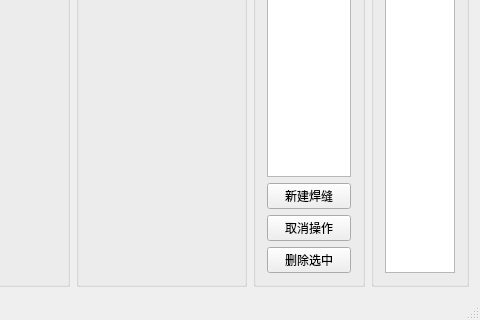
Old version of the form dianyun/dianyun/dianyun.ui in the repository 3266928599z-ship-it/zzz; both pictures show x 112 to 592 and y 100 to 420 of the 592 by 420 pixel window.
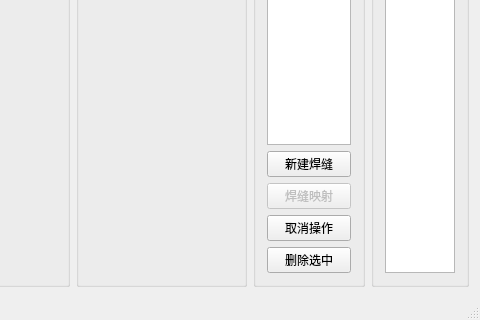
New version of the form.

Commit message: 完善焊缝映射与同步高亮

```diff
--- a/dianyun/dianyun/dianyun.ui
+++ b/dianyun/dianyun/dianyun.ui
@@ -128,6 +128,16 @@
          </property>
         </widget>
        </item>
+       <item>
+        <widget class="QPushButton" name="btnMapSeam">
+         <property name="enabled">
+          <bool>false</bool>
+         </property>
+         <property name="text">
+          <string>焊缝映射</string>
+         </property>
+        </widget>
+       </item>
        <item>
         <widget class="QPushButton" name="btnCancel">
          <property name="text">
```
The commit also changes 10 other files.
